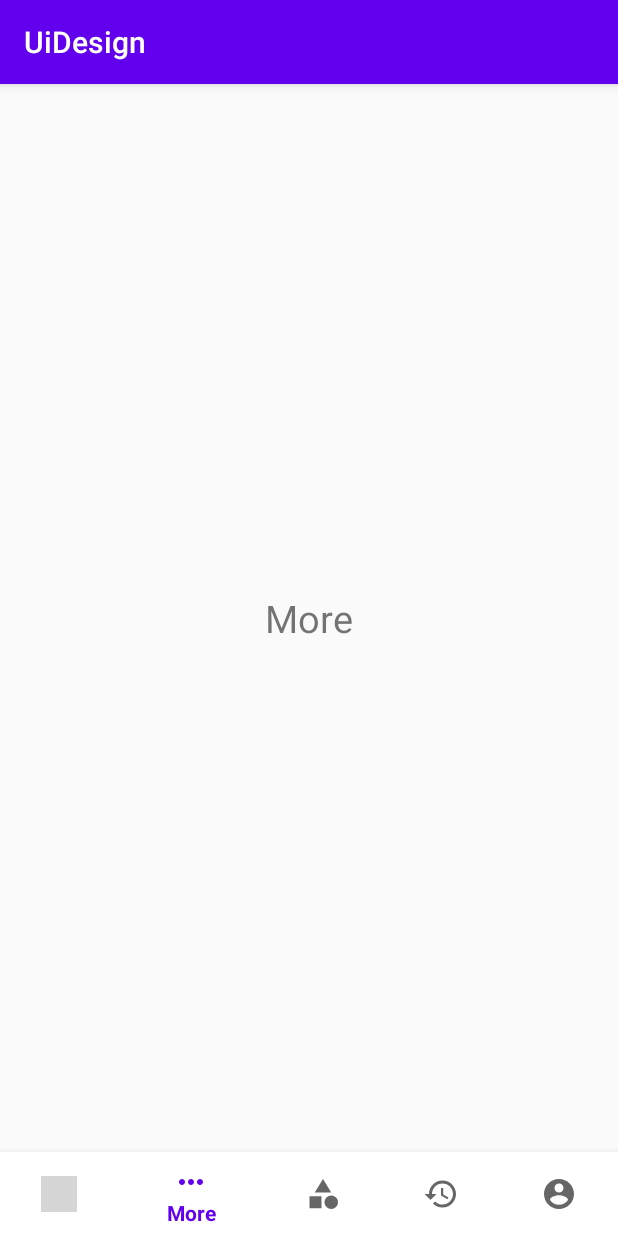
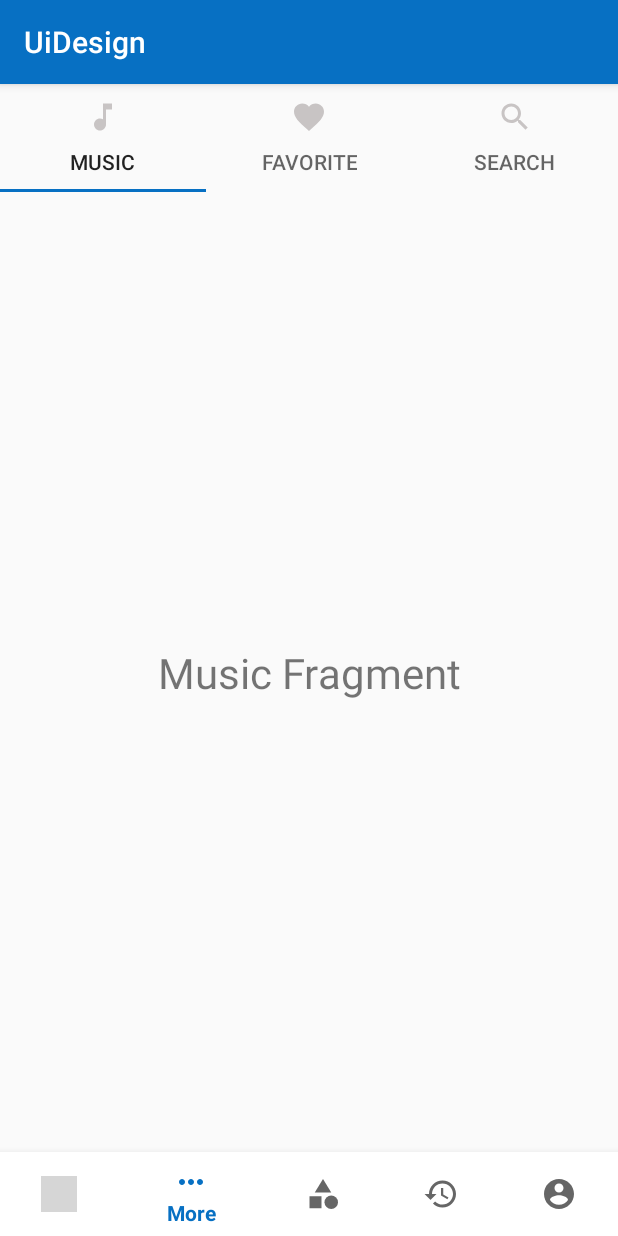
Before and after one commit to aliyousefpoor/UiDesign, an Android app: the MainActivity screen opened directly, with no data from a screen before it, item 2 of the bottom bar chosen, on a phone screen of 412 x 824 dp. Run offline under Robolectric (Android 15) with nearby library versions, the phone set to English and light mode, and no system bars; grey boxes are pictures that could not be loaded.

Commit message:
Create tabLayout

```diff
--- /dev/null
+++ b/app/src/main/java/com/example/uidesign/FavoriteFragment.kt
@@ -0,0 +1,21 @@
+package com.example.uidesign
+
+import android.os.Bundle
+import android.view.LayoutInflater
+import android.view.View
+import android.view.ViewGroup
+import androidx.fragment.app.Fragment
+
+class FavoriteFragment: Fragment() {
+    override fun onCreateView(
+        inflater: LayoutInflater,
+        container: ViewGroup?,
+        savedInstanceState: Bundle?
+    ): View? {
+        return inflater.inflate(R.layout.favorite_fragment, container, false)
+    }
+
+    override fun onViewCreated(view: View, savedInstanceState: Bundle?) {
+        super.onViewCreated(view, savedInstanceState)
+    }
+}
--- a/app/src/main/java/com/example/uidesign/MoreFragment.kt
+++ b/app/src/main/java/com/example/uidesign/MoreFragment.kt
@@ -1,12 +1,18 @@
 package com.example.uidesign
 
+import android.graphics.PorterDuff
 import android.os.Bundle
 import android.view.LayoutInflater
 import android.view.View
 import android.view.ViewGroup
 import androidx.fragment.app.Fragment
+import androidx.viewpager.widget.ViewPager
+import com.google.android.material.tabs.TabLayout
 
-class MoreFragment:Fragment() {
+class MoreFragment : Fragment() {
+    private lateinit var tabLayout: TabLayout
+    private lateinit var viewPager: ViewPager
+
     override fun onCreateView(
         inflater: LayoutInflater,
         container: ViewGroup?,
@@ -17,5 +23,91 @@ class MoreFragment:Fragment() {
 
     override fun onViewCreated(view: View, savedInstanceState: Bundle?) {
         super.onViewCreated(view, savedInstanceState)
+        viewPager = view.findViewById(R.id.viewPager)
+        tabLayout = view.findViewById(R.id.tabLayout)
+        setUpTab()
     }
+
+    private fun setUpTab() {
+        val adapter = ViewPagerAdapter(parentFragmentManager)
+        adapter.addFragment(MusicFragment(), "Music")
+        adapter.addFragment(FavoriteFragment(), "Favorite")
+        adapter.addFragment(SearchFragment(), "Search")
+
+        viewPager.adapter = adapter
+        tabLayout.setupWithViewPager(viewPager)
+
+        tabLayout.getTabAt(0)!!.setIcon(R.drawable.music)
+        tabLayout.getTabAt(1)!!.setIcon(R.drawable.favorite)
+        tabLayout.getTabAt(2)!!.setIcon(R.drawable.search)
+
+        tabLayout.getTabAt(0)!!.icon!!.setColorFilter(
+            resources.getColor(R.color.lightGray),
+            PorterDuff.Mode.SRC_IN
+        )
+        tabLayout.getTabAt(1)!!.icon!!.setColorFilter(
+            resources.getColor(R.color.lightGray),
+            PorterDuff.Mode.SRC_IN
+        )
+        tabLayout.getTabAt(2)!!.icon!!.setColorFilter(
+            resources.getColor(R.color.lightGray),
+            PorterDuff.Mode.SRC_IN
+        )
+
+        tabLayout.addOnTabSelectedListener(object : TabLayout.OnTabSelectedListener {
+            override fun onTabSelected(tab: TabLayout.Tab?) {
+                viewPager.currentItem = tab!!.position
+                if (tab.position == 0) {
+                    tabLayout.getTabAt(0)!!.icon!!.setColorFilter(
+                        resources.getColor(R.color.tab),
+                        PorterDuff.Mode.SRC_IN
+                    )
+                    tabLayout.getTabAt(1)!!.icon!!.setColorFilter(
+                        resources.getColor(R.color.lightGray),
+                        PorterDuff.Mode.SRC_IN
+                    )
+                    tabLayout.getTabAt(2)!!.icon!!.setColorFilter(
+                        resources.getColor(R.color.lightGray),
+                        PorterDuff.Mode.SRC_IN
+                    )
+                } else if (tab.position == 1) {
+                    tabLayout.getTabAt(0)!!.icon!!.setColorFilter(
+                        resources.getColor(R.color.lightGray),
+                        PorterDuff.Mode.SRC_IN
+                    )
+                    tabLayout.getTabAt(1)!!.icon!!.setColorFilter(
+                        resources.getColor(R.color.tab),
+                        PorterDuff.Mode.SRC_IN
+                    )
+                    tabLayout.getTabAt(2)!!.icon!!.setColorFilter(
+                        resources.getColor(R.color.lightGray),
+                        PorterDuff.Mode.SRC_IN
+                    )
+
+                } else if (tab.position == 2) {
+                    tabLayout.getTabAt(0)!!.icon!!.setColorFilter(
+                        resources.getColor(R.color.lightGray),
+                        PorterDuff.Mode.SRC_IN
+                    )
+                    tabLayout.getTabAt(1)!!.icon!!.setColorFilter(
+                        resources.getColor(R.color.lightGray),
+                        PorterDuff.Mode.SRC_IN
+                    )
+                    tabLayout.getTabAt(2)!!.icon!!.setColorFilter(
+                        resources.getColor(R.color.tab),
+                        PorterDuff.Mode.SRC_IN
+                    )
+
+                }
+            }
+
+            override fun onTabReselected(tab: TabLayout.Tab?) {
+            }
+
+            override fun onTabUnselected(tab: TabLayout.Tab?) {
+            }
+        })
+
+    }
+
 }
--- /dev/null
+++ b/app/src/main/java/com/example/uidesign/MusicFragment.kt
@@ -0,0 +1,21 @@
+package com.example.uidesign
+
+import android.os.Bundle
+import android.view.LayoutInflater
+import android.view.View
+import android.view.ViewGroup
+import androidx.fragment.app.Fragment
+
+class MusicFragment: Fragment() {
+    override fun onCreateView(
+        inflater: LayoutInflater,
+        container: ViewGroup?,
+        savedInstanceState: Bundle?
+    ): View? {
+        return inflater.inflate(R.layout.music_fragment, container, false)
+    }
+
+    override fun onViewCreated(view: View, savedInstanceState: Bundle?) {
+        super.onViewCreated(view, savedInstanceState)
+    }
+}
--- /dev/null
+++ b/app/src/main/java/com/example/uidesign/SearchFragment.kt
@@ -0,0 +1,21 @@
+package com.example.uidesign
+
+import android.os.Bundle
+import android.view.LayoutInflater
+import android.view.View
+import android.view.ViewGroup
+import androidx.fragment.app.Fragment
+
+class SearchFragment : Fragment() {
+    override fun onCreateView(
+        inflater: LayoutInflater,
+        container: ViewGroup?,
+        savedInstanceState: Bundle?
+    ): View? {
+        return inflater.inflate(R.layout.search_fragment, container, false)
+    }
+
+    override fun onViewCreated(view: View, savedInstanceState: Bundle?) {
+        super.onViewCreated(view, savedInstanceState)
+    }
+}
--- /dev/null
+++ b/app/src/main/java/com/example/uidesign/ViewPagerAdapter.kt
@@ -0,0 +1,29 @@
+package com.example.uidesign
+
+import androidx.fragment.app.Fragment
+import androidx.fragment.app.FragmentManager
+import androidx.fragment.app.FragmentPagerAdapter
+import java.util.ArrayList
+
+class ViewPagerAdapter( manager: FragmentManager) :
+    FragmentPagerAdapter(manager, BEHAVIOR_RESUME_ONLY_CURRENT_FRAGMENT) {
+    private val mFragmentList = ArrayList<Fragment>()
+    private val mFragmentTitleList = ArrayList<String>()
+    override fun getItem(position: Int): Fragment {
+        return mFragmentList[position]
+    }
+
+    override fun getCount(): Int {
+        return mFragmentList.size
+    }
+
+    override fun getPageTitle(position: Int): CharSequence? {
+        return mFragmentTitleList[position]
+    }
+
+    fun addFragment(fragment: Fragment,title:String){
+        mFragmentList.add(fragment)
+        mFragmentTitleList.add(title)
+    }
+
+}
--- /dev/null
+++ b/app/src/main/res/drawable/favorite.xml
@@ -0,0 +1,10 @@
+<vector xmlns:android="http://schemas.android.com/apk/res/android"
+    android:width="24dp"
+    android:height="24dp"
+    android:viewportWidth="24"
+    android:viewportHeight="24"
+    android:tint="@color/gray">
+  <path
+      android:fillColor="@color/gray"
+      android:pathData="M12,21.35l-1.45,-1.32C5.4,15.36 2,12.28 2,8.5 2,5.42 4.42,3 7.5,3c1.74,0 3.41,0.81 4.5,2.09C13.09,3.81 14.76,3 16.5,3 19.58,3 22,5.42 22,8.5c0,3.78 -3.4,6.86 -8.55,11.54L12,21.35z"/>
+</vector>
--- /dev/null
+++ b/app/src/main/res/drawable/music.xml
@@ -0,0 +1,10 @@
+<vector xmlns:android="http://schemas.android.com/apk/res/android"
+    android:width="24dp"
+    android:height="24dp"
+    android:tint="@color/gray"
+    android:viewportWidth="24"
+    android:viewportHeight="24">
+    <path
+        android:fillColor="@color/gray"
+        android:pathData="M12,3v10.55c-0.59,-0.34 -1.27,-0.55 -2,-0.55 -2.21,0 -4,1.79 -4,4s1.79,4 4,4 4,-1.79 4,-4V7h4V3h-6z" />
+</vector>
--- /dev/null
+++ b/app/src/main/res/drawable/search.xml
@@ -0,0 +1,10 @@
+<vector xmlns:android="http://schemas.android.com/apk/res/android"
+    android:width="24dp"
+    android:height="24dp"
+    android:viewportWidth="24"
+    android:viewportHeight="24"
+    android:tint="@color/gray">
+  <path
+      android:fillColor="@color/gray"
+      android:pathData="M15.5,14h-0.79l-0.28,-0.27C15.41,12.59 16,11.11 16,9.5 16,5.91 13.09,3 9.5,3S3,5.91 3,9.5 5.91,16 9.5,16c1.61,0 3.09,-0.59 4.23,-1.57l0.27,0.28v0.79l5,4.99L20.49,19l-4.99,-5zM9.5,14C7.01,14 5,11.99 5,9.5S7.01,5 9.5,5 14,7.01 14,9.5 11.99,14 9.5,14z"/>
+</vector>
--- a/app/src/main/res/layout/more_fragment.xml
+++ b/app/src/main/res/layout/more_fragment.xml
@@ -4,13 +4,43 @@
     android:layout_width="match_parent"
     android:layout_height="match_parent">
 
-    <TextView
-        android:layout_width="wrap_content"
+    <com.google.android.material.tabs.TabLayout
+        android:id="@+id/tabLayout"
+        android:layout_width="match_parent"
         android:layout_height="wrap_content"
-        android:text="More"
-        android:textSize="25sp"
+        app:layout_constraintEnd_toEndOf="parent"
+        app:layout_constraintStart_toStartOf="parent"
+        app:layout_constraintTop_toTopOf="parent"
+        app:tabMode="fixed">
+
+        <com.google.android.material.tabs.TabItem
+            android:id="@+id/music"
+            android:layout_width="wrap_content"
+            android:layout_height="wrap_content"
+            android:icon="@drawable/music"
+            android:text="Music" />
+
+        <com.google.android.material.tabs.TabItem
+            android:id="@+id/favorite"
+            android:layout_width="wrap_content"
+            android:layout_height="wrap_content"
+            android:icon="@drawable/favorite"
+            android:text="Favorite" />
+
+        <com.google.android.material.tabs.TabItem
+            android:id="@+id/search"
+            android:layout_width="wrap_content"
+            android:layout_height="wrap_content"
+            android:icon="@drawable/search"
+            android:text="Search" />
+    </com.google.android.material.tabs.TabLayout>
+
+    <androidx.viewpager.widget.ViewPager
+        android:id="@+id/viewPager"
+        android:layout_width="0dp"
+        android:layout_height="0dp"
         app:layout_constraintBottom_toBottomOf="parent"
         app:layout_constraintEnd_toEndOf="parent"
         app:layout_constraintStart_toStartOf="parent"
-        app:layout_constraintTop_toTopOf="parent" />
+        app:layout_constraintTop_toBottomOf="@id/tabLayout" />
 </androidx.constraintlayout.widget.ConstraintLayout>
--- /dev/null
+++ b/app/src/main/res/layout/music_fragment.xml
@@ -0,0 +1,18 @@
+<?xml version="1.0" encoding="utf-8"?>
+<androidx.constraintlayout.widget.ConstraintLayout xmlns:android="http://schemas.android.com/apk/res/android"
+    xmlns:app="http://schemas.android.com/apk/res-auto"
+    xmlns:tools="http://schemas.android.com/tools"
+    android:layout_width="match_parent"
+    android:layout_height="match_parent">
+
+    <TextView
+        android:id="@+id/musicText"
+        android:layout_width="wrap_content"
+        android:layout_height="wrap_content"
+        android:text="Music Fragment"
+        android:textSize="28sp"
+        app:layout_constraintBottom_toBottomOf="parent"
+        app:layout_constraintEnd_toEndOf="parent"
+        app:layout_constraintStart_toStartOf="parent"
+        app:layout_constraintTop_toTopOf="parent" />
+</androidx.constraintlayout.widget.ConstraintLayout>
--- a/app/src/main/res/values/colors.xml
+++ b/app/src/main/res/values/colors.xml
@@ -1,10 +1,12 @@
 <?xml version="1.0" encoding="utf-8"?>
 <resources>
-    <color name="colorPrimary">#6200EE</color>
+    <color name="colorPrimary">#0770C3</color>
     <color name="colorPrimaryDark">#3700B3</color>
-    <color name="colorAccent">#03DAC5</color>
+    <color name="colorAccent">#0770C3</color>
     <color name="blue">#1391F4</color>
     <color name="gray">#656565</color>
     <color name="black">#111</color>
+    <color name="lightGray">#C8C4C4</color>
+    <color name="tab">#1522A5</color>
 
 </resources>
--- a/app/src/main/res/values/styles.xml
+++ b/app/src/main/res/values/styles.xml
@@ -6,5 +6,8 @@
         <item name="colorPrimaryDark">@color/colorPrimaryDark</item>
         <item name="colorAccent">@color/colorAccent</item>
     </style>
+    <style name="customTabStyle" parent="TextAppearance.Design.Tab">
+        <item name="android:textSize">10sp</item>
+    </style>
 
 </resources>
```
Also changed, not shown: app/src/main/res/layout/favorite_fragment.xml (added, +17 -0 lines), app/src/main/res/layout/search_fragment.xml (added, +16 -0 lines).
